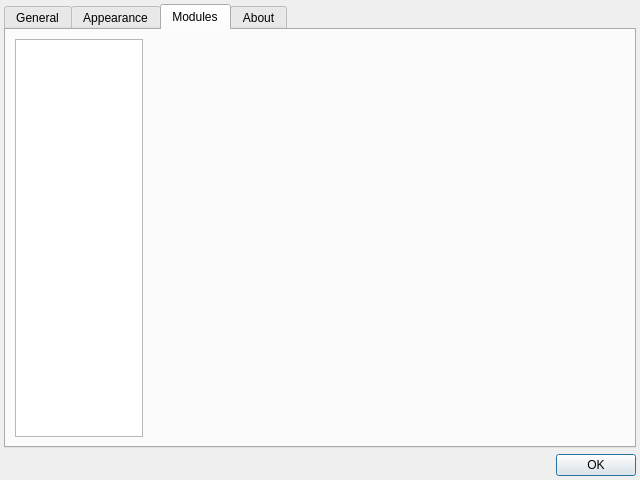
Above: src/ui/settingsdialog.ui from albertlauncher/albert before the change. Below: the same form after it.
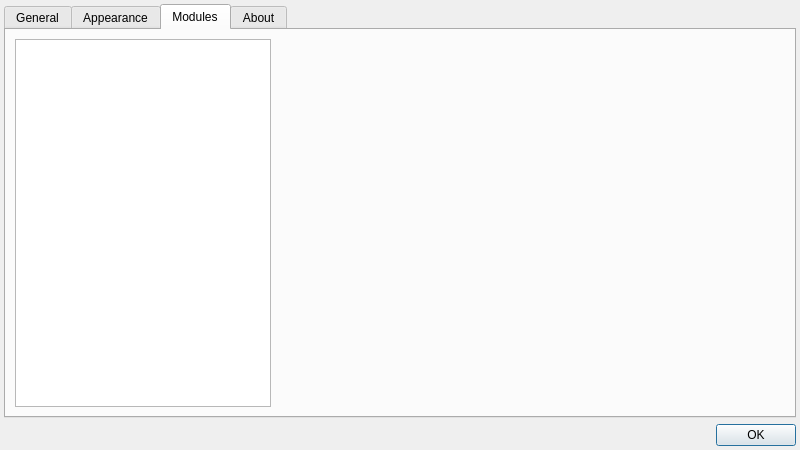
That is the form after the change.

The edit to the form file:
```diff
--- a/src/ui/settingsdialog.ui
+++ b/src/ui/settingsdialog.ui
@@ -9,10 +9,16 @@
    <rect>
     <x>0</x>
     <y>0</y>
-    <width>640</width>
-    <height>480</height>
+    <width>800</width>
+    <height>450</height>
    </rect>
   </property>
+  <property name="minimumSize">
+   <size>
+    <width>600</width>
+    <height>0</height>
+   </size>
+  </property>
   <property name="windowTitle">
    <string>Settings</string>
   </property>
@@ -69,12 +75,12 @@
       </attribute>
       <layout class="QHBoxLayout" name="horizontalLayout_2">
        <item>
-        <widget class="QListWidget" name="listWidget">
-         <property name="maximumSize">
-          <size>
-           <width>128</width>
-           <height>16777215</height>
-          </size>
+        <widget class="QListWidget" name="listWidget_modules">
+         <property name="sizePolicy">
+          <sizepolicy hsizetype="Fixed" vsizetype="Expanding">
+           <horstretch>0</horstretch>
+           <verstretch>0</verstretch>
+          </sizepolicy>
          </property>
          <property name="editTriggers">
           <set>QAbstractItemView::NoEditTriggers</set>
```
Left out of the diff: 2 changed lines with no effect on the pictures.
